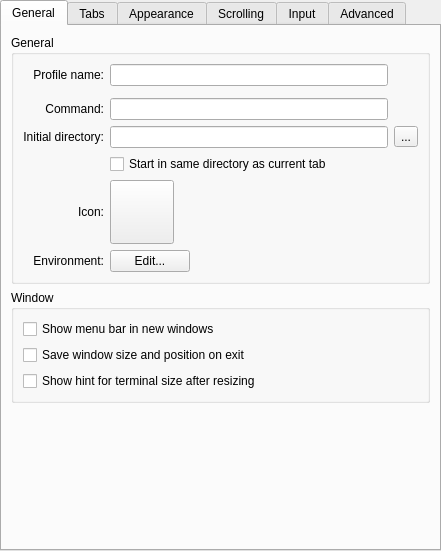
KDE/konsole, file src/EditProfileDialog.ui: the form before one commit.
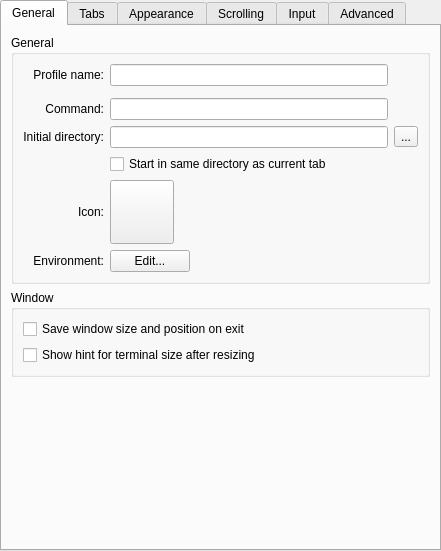
The form after the commit. Custom widgets are drawn as their Qt base class.

Commit message: Move the 'show menubar' option from profiles into global settings

```diff
--- a/src/EditProfileDialog.ui
+++ b/src/EditProfileDialog.ui
@@ -208,22 +208,6 @@
           <bool>true</bool>
          </property>
          <layout class="QVBoxLayout">
-          <item>
-           <widget class="QCheckBox" name="showMenuBarButton">
-            <property name="sizePolicy">
-             <sizepolicy hsizetype="Expanding" vsizetype="Fixed">
-              <horstretch>0</horstretch>
-              <verstretch>0</verstretch>
-             </sizepolicy>
-            </property>
-            <property name="toolTip">
-             <string>Show or hide the menu bar in terminal windows</string>
-            </property>
-            <property name="text">
-             <string>Show menu bar in new windows</string>
-            </property>
-           </widget>
-          </item>
           <item>
            <widget class="QCheckBox" name="saveGeometryOnExitButton">
             <property name="sizePolicy">
```
The commit also changes 9 other files.
